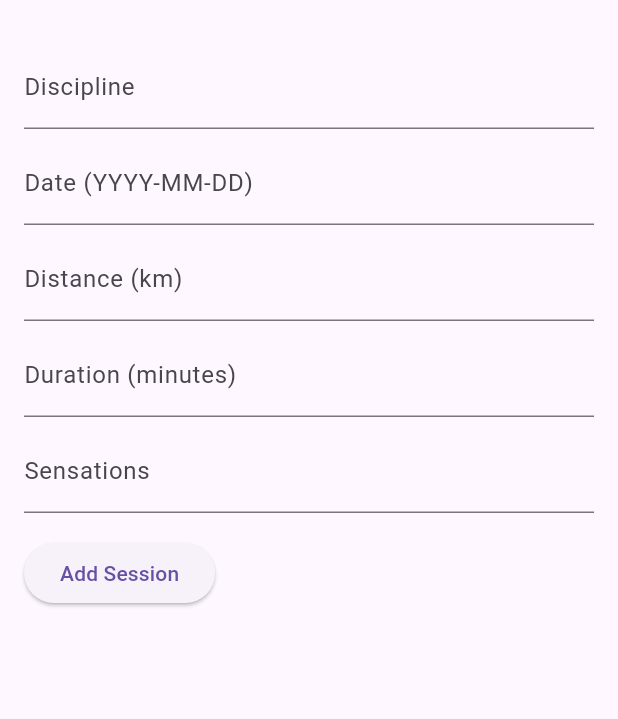
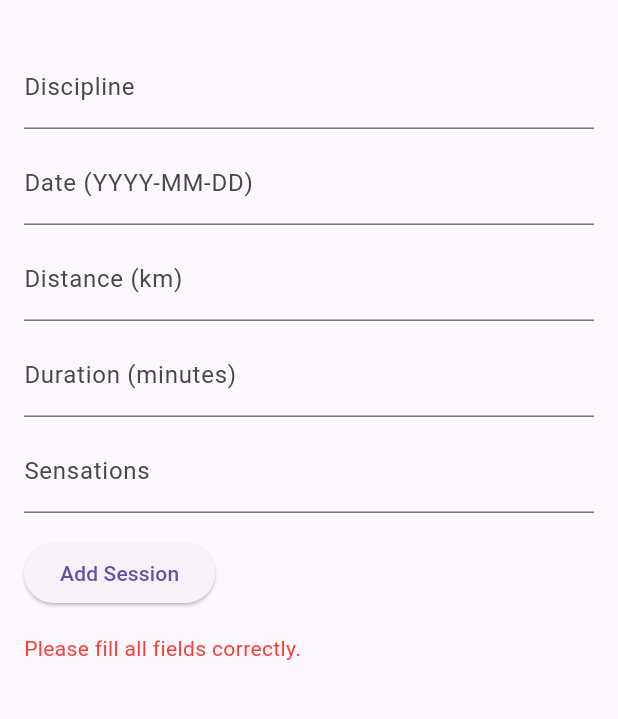
Before and after one commit to alexisnsns/fendure, a Flutter app: the AddSessionPage screen opened directly, after a tap on "Add Session", on a phone screen of 412 x 824 dp, the part 63-782 px from its top. Run offline on Flutter 3.47's test engine with Material 3 defaults, Android fonts, the phone set to English and light mode, and no system bars; our stand-ins replace fl_chart, supabase_flutter; accounts and stored records are empty.

```diff
--- a/lib/pages/addSession.dart
+++ b/lib/pages/addSession.dart
@@ -1,5 +1,5 @@
 import 'package:flutter/material.dart';
-import 'package:supabase_flutter/supabase_flutter.dart'; // Ensure Supabase is imported
+import 'package:supabase_flutter/supabase_flutter.dart';
 
 class AddSessionPage extends StatefulWidget {
   const AddSessionPage({super.key});
@@ -9,14 +9,14 @@ class AddSessionPage extends StatefulWidget {
 }
 
 class _AddSessionPageState extends State<AddSessionPage> {
-  // Controllers for form fields
   final TextEditingController _disciplineController = TextEditingController();
   final TextEditingController _dateController = TextEditingController();
   final TextEditingController _distanceController = TextEditingController();
   final TextEditingController _durationController = TextEditingController();
   final TextEditingController _sensationsController = TextEditingController();
 
-  // Function to add session to Supabase
+  String? _errorMessage; // To store the error message
+
   Future<void> addSession() async {
     final discipline = _disciplineController.text;
     final distance = double.tryParse(_distanceController.text);
@@ -24,47 +24,44 @@ class _AddSessionPageState extends State<AddSessionPage> {
     final date = DateTime.tryParse(_dateController.text);
     final sensation = int.tryParse(_sensationsController.text);
 
-    if (date == null) {
-      throw Exception('Invalid date format');
+    setState(() {
+      _errorMessage = null; // Reset error message
+    });
+
+    if (discipline.isEmpty ||
+        distance == null ||
+        duration == null ||
+        date == null) {
+      setState(() {
+        _errorMessage = 'Please fill all fields correctly.';
+      });
+      return;
     }
 
     final formattedDate = date.toIso8601String();
-    if (discipline.isEmpty || distance == null || duration == null) {
-      ScaffoldMessenger.of(context).showSnackBar(
-        const SnackBar(content: Text('Please fill all fields correctly')),
-      );
-      return;
-    }
 
     try {
-      // Insert data into Supabase
       final response = await Supabase.instance.client.from('sessions').insert({
         'discipline': discipline,
         'distance': distance,
         'duration': duration,
         'date': formattedDate,
         'sensations': sensation,
-      }).select(); // Ensures you get the inserted data
+      }).select();
 
-      // Check if data was successfully inserted
       if (response.isEmpty) {
-        ScaffoldMessenger.of(context).showSnackBar(
-          const SnackBar(content: Text('No data returned from Supabase')),
-        );
+        setState(() {
+          _errorMessage = 'No data returned from Supabase.';
+        });
         return;
       }
 
       print('Inserted data: $response');
-
-      ScaffoldMessenger.of(context).showSnackBar(
-        const SnackBar(content: Text('Session added successfully!')),
-      );
-
-      Navigator.pop(context); // Navigate back
+      Navigator.pop(context); // Navigate back on success
     } catch (e) {
-      ScaffoldMessenger.of(context).showSnackBar(
-        SnackBar(content: Text('Error: $e')),
-      );
+      setState(() {
+        _errorMessage = 'Error: $e';
+      });
       print('Exception: $e');
     }
   }
@@ -80,7 +77,6 @@ class _AddSessionPageState extends State<AddSessionPage> {
         child: Column(
           crossAxisAlignment: CrossAxisAlignment.start,
           children: [
-            // Discipline input
             TextField(
               controller: _disciplineController,
               decoration: const InputDecoration(
@@ -88,7 +84,6 @@ class _AddSessionPageState extends State<AddSessionPage> {
               ),
             ),
             const SizedBox(height: 8),
-            // Date input
             TextField(
               controller: _dateController,
               decoration: const InputDecoration(
@@ -96,7 +91,6 @@ class _AddSessionPageState extends State<AddSessionPage> {
               ),
             ),
             const SizedBox(height: 8),
-            // Distance input
             TextField(
               controller: _distanceController,
               decoration: const InputDecoration(
@@ -105,7 +99,6 @@ class _AddSessionPageState extends State<AddSessionPage> {
               keyboardType: TextInputType.numberWithOptions(decimal: true),
             ),
             const SizedBox(height: 8),
-            // Duration input
             TextField(
               controller: _durationController,
               decoration: const InputDecoration(
@@ -114,7 +107,6 @@ class _AddSessionPageState extends State<AddSessionPage> {
               keyboardType: TextInputType.number,
             ),
             const SizedBox(height: 8),
-            // Sensations input
             TextField(
               controller: _sensationsController,
               decoration: const InputDecoration(
@@ -122,11 +114,17 @@ class _AddSessionPageState extends State<AddSessionPage> {
               ),
             ),
             const SizedBox(height: 16),
-            // Submit button
             ElevatedButton(
               onPressed: addSession,
               child: const Text('Add Session'),
             ),
+            const SizedBox(height: 16),
+            // Display error message if present
+            if (_errorMessage != null)
+              Text(
+                _errorMessage!,
+                style: const TextStyle(color: Colors.red),
+              ),
           ],
         ),
       ),
```
Also changed, not shown: lib/main.dart (+73 -22 lines).
